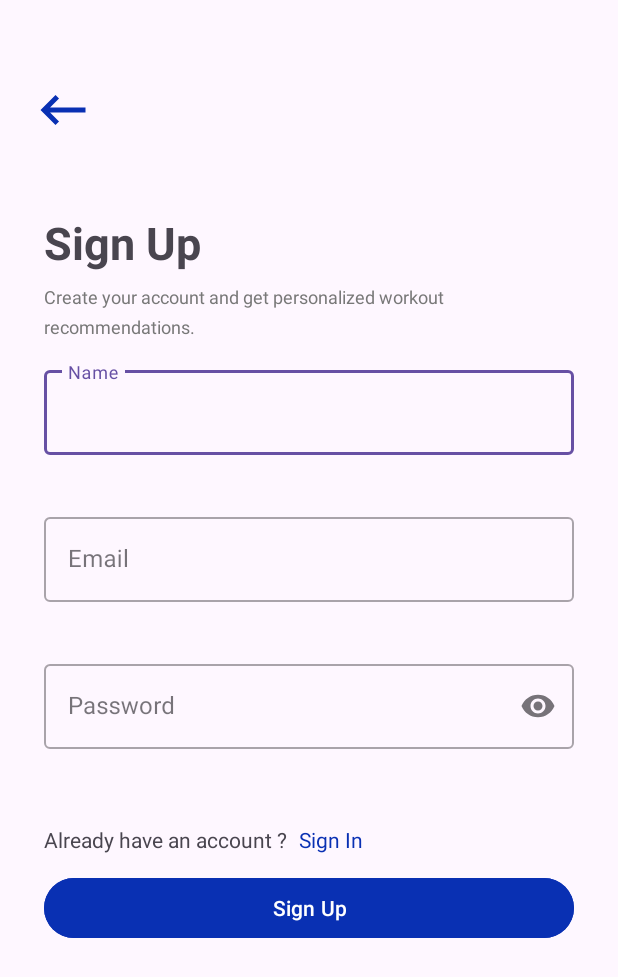
After one commit to Capstone-CH2-PS196/FitFans, an Android app: the RegisterActivity screen opened directly, with no data from a screen before it, on a phone screen of 412 x 824 dp. The commit adds this screen. Shown: the top 977 px of the screen. Run offline under Robolectric (Android 15) with nearby library versions, the phone set to English and light mode, and no system bars.

Commit message:
Added Welcome Page, Login Page, and Register Page

```diff
--- a/app/src/main/java/com/capstonech2/fitfans/MainActivity.kt
+++ b/app/src/main/java/com/capstonech2/fitfans/MainActivity.kt
@@ -6,7 +6,6 @@ import androidx.core.splashscreen.SplashScreen.Companion.installSplashScreen
 
 class MainActivity : AppCompatActivity() {
     override fun onCreate(savedInstanceState: Bundle?) {
-        installSplashScreen()
         super.onCreate(savedInstanceState)
         setContentView(R.layout.activity_main)
     }
--- /dev/null
+++ b/app/src/main/java/com/capstonech2/fitfans/ui/auth/register/RegisterActivity.kt
@@ -0,0 +1,32 @@
+package com.capstonech2.fitfans.ui.auth.register
+
+import android.content.Intent
+import androidx.appcompat.app.AppCompatActivity
+import android.os.Bundle
+import com.capstonech2.fitfans.databinding.ActivityRegisterBinding
+import com.capstonech2.fitfans.ui.auth.login.LoginActivity
+
+class RegisterActivity : AppCompatActivity() {
+
+    private lateinit var binding: ActivityRegisterBinding
+    override fun onCreate(savedInstanceState: Bundle?) {
+        super.onCreate(savedInstanceState)
+        binding = ActivityRegisterBinding.inflate(layoutInflater)
+        setContentView(binding.root)
+
+        onBack()
+        navigateToLogin()
+    }
+
+    private fun onBack(){
+        binding.registerButtonBack.setOnClickListener {
+            onBackPressedDispatcher.onBackPressed()
+        }
+    }
+
+    private fun navigateToLogin(){
+        binding.loginNavigation.setOnClickListener {
+            startActivity(Intent(this, LoginActivity::class.java))
+        }
+    }
+}
--- /dev/null
+++ b/app/src/main/res/drawable/ic_back.xml
@@ -0,0 +1,5 @@
+<vector android:autoMirrored="true" android:height="40dp"
+    android:tint="#0930B3" android:viewportHeight="24"
+    android:viewportWidth="24" android:width="40dp" xmlns:android="http://schemas.android.com/apk/res/android">
+    <path android:fillColor="@android:color/white" android:pathData="M21,11H6.83l3.58,-3.59L9,6l-6,6 6,6 1.41,-1.41L6.83,13H21z"/>
+</vector>
--- /dev/null
+++ b/app/src/main/res/layout/activity_register.xml
@@ -0,0 +1,162 @@
+<?xml version="1.0" encoding="utf-8"?>
+<androidx.constraintlayout.widget.ConstraintLayout xmlns:android="http://schemas.android.com/apk/res/android"
+    xmlns:app="http://schemas.android.com/apk/res-auto"
+    xmlns:tools="http://schemas.android.com/tools"
+    android:layout_width="match_parent"
+    android:layout_height="match_parent"
+    tools:context=".ui.auth.register.RegisterActivity">
+
+    <ImageButton
+        android:id="@+id/register_button_back"
+        android:layout_width="60dp"
+        android:layout_height="42dp"
+        android:layout_marginTop="52dp"
+        android:layout_marginStart="12dp"
+        android:background="@android:color/transparent"
+        android:contentDescription="@string/back"
+        android:src="@drawable/ic_back"
+        app:layout_constraintStart_toStartOf="parent"
+        app:layout_constraintTop_toTopOf="parent"
+        app:layout_constraintBottom_toTopOf="@id/register_title"/>
+
+    <TextView
+        android:id="@+id/register_title"
+        android:layout_width="wrap_content"
+        android:layout_height="wrap_content"
+        android:layout_marginTop="47dp"
+        android:layout_marginHorizontal="29dp"
+        android:text="@string/sign_up"
+        android:textSize="30sp"
+        android:textStyle="bold"
+        app:layout_constraintStart_toStartOf="parent"
+        app:layout_constraintTop_toBottomOf="@id/register_button_back"
+        app:layout_constraintBottom_toTopOf="@id/register_description"/>
+
+    <TextView
+        android:id="@+id/register_description"
+        android:layout_width="0dp"
+        android:layout_height="wrap_content"
+        android:layout_marginTop="7dp"
+        android:layout_marginHorizontal="29dp"
+        android:lineSpacingExtra="6sp"
+        android:maxLines="2"
+        android:text="@string/signup_description"
+        android:textColor="@color/gray_text"
+        android:textSize="12sp"
+        app:layout_constraintStart_toStartOf="parent"
+        app:layout_constraintEnd_toEndOf="parent"
+        app:layout_constraintTop_toBottomOf="@id/register_title"
+        app:layout_constraintBottom_toTopOf="@id/register_ed_name"/>
+
+    <com.google.android.material.textfield.TextInputLayout
+        android:id="@+id/register_ed_name"
+        style="@style/Widget.MaterialComponents.TextInputLayout.OutlinedBox"
+        android:layout_width="match_parent"
+        android:layout_height="wrap_content"
+        android:layout_marginTop="15dp"
+        android:layout_marginHorizontal="29dp"
+        android:hint="@string/name"
+        app:errorEnabled="true"
+        app:layout_constraintStart_toStartOf="parent"
+        app:layout_constraintEnd_toEndOf="parent"
+        app:layout_constraintTop_toBottomOf="@id/register_description"
+        app:layout_constraintBottom_toTopOf="@id/register_ed_email">
+
+        <com.google.android.material.textfield.TextInputEditText
+            android:layout_width="match_parent"
+            android:layout_height="wrap_content"
+            android:inputType="text"/>
+
+    </com.google.android.material.textfield.TextInputLayout>
+
+    <com.google.android.material.textfield.TextInputLayout
+        android:id="@+id/register_ed_email"
+        style="@style/Widget.MaterialComponents.TextInputLayout.OutlinedBox"
+        android:layout_width="match_parent"
+        android:layout_height="wrap_content"
+        android:layout_marginTop="15dp"
+        android:layout_marginHorizontal="29dp"
+        android:hint="@string/email"
+        app:errorEnabled="true"
+        app:layout_constraintStart_toStartOf="parent"
+        app:layout_constraintEnd_toEndOf="parent"
+        app:layout_constraintTop_toBottomOf="@id/register_ed_name"
+        app:layout_constraintBottom_toTopOf="@id/register_ed_password">
+
+        <com.google.android.material.textfield.TextInputEditText
+            android:layout_width="match_parent"
+            android:layout_height="wrap_content"
+            android:inputType="textEmailAddress"/>
+
+    </com.google.android.material.textfield.TextInputLayout>
+
+    <com.google.android.material.textfield.TextInputLayout
+        android:id="@+id/register_ed_password"
+        style="@style/Widget.MaterialComponents.TextInputLayout.OutlinedBox"
+        android:layout_width="match_parent"
+        android:layout_height="wrap_content"
+        android:layout_marginTop="15dp"
+        android:layout_marginHorizontal="29dp"
+        android:hint="@string/password"
+        app:errorEnabled="true"
+        app:endIconMode="password_toggle"
+        app:layout_constraintStart_toStartOf="parent"
+        app:layout_constraintEnd_toEndOf="parent"
+        app:layout_constraintTop_toBottomOf="@id/register_ed_email"
+        app:layout_constraintBottom_toTopOf="@id/register_message">
+
+        <com.google.android.material.textfield.TextInputEditText
+            android:layout_width="match_parent"
+            android:layout_height="wrap_content"
+            android:inputType="textPassword"/>
+
+    </com.google.android.material.textfield.TextInputLayout>
+
+
+    <TextView
+        android:id="@+id/register_message"
+        android:layout_width="wrap_content"
+        android:layout_height="wrap_content"
+        android:text="@string/signup_message"
+        android:layout_marginTop="30dp"
+        android:layout_marginHorizontal="29dp"
+        app:layout_constraintStart_toStartOf="parent"
+        app:layout_constraintEnd_toStartOf="@id/login_navigation"
+        app:layout_constraintTop_toBottomOf="@id/register_ed_password"
+        app:layout_constraintBottom_toTopOf="@id/button_register"/>
+
+    <TextView
+        android:id="@+id/login_navigation"
+        android:layout_width="wrap_content"
+        android:layout_height="wrap_content"
+        android:layout_marginStart="8dp"
+        android:text="@string/sign_in"
+        android:textColor="@color/primary"
+        app:layout_constraintStart_toEndOf="@id/register_message"
+        app:layout_constraintTop_toTopOf="@id/register_message"/>
+
+    <Button
+        android:id="@+id/button_register"
+        android:backgroundTint="@color/primary"
+        android:layout_width="0dp"
+        android:layout_height="wrap_content"
+        android:layout_marginTop="12dp"
+        android:layout_marginHorizontal="29dp"
+        android:text="@string/sign_up"
+        app:layout_constraintStart_toStartOf="parent"
+        app:layout_constraintEnd_toEndOf="parent"
+        app:layout_constraintTop_toBottomOf="@id/register_message"/>
+
+    <ProgressBar
+        style="?android:attr/progressBarStyle"
+        android:id="@+id/progress_bar_register"
+        android:layout_width="wrap_content"
+        android:layout_height="wrap_content"
+        android:visibility="gone"
+        app:layout_constraintTop_toTopOf="parent"
+        app:layout_constraintBottom_toBottomOf="parent"
+        app:layout_constraintStart_toStartOf="parent"
+        app:layout_constraintEnd_toEndOf="parent"
+        tools:visibility="visible"/>
+
+</androidx.constraintlayout.widget.ConstraintLayout>
--- a/app/src/main/res/values-night/themes.xml
+++ b/app/src/main/res/values-night/themes.xml
@@ -1,7 +1,12 @@
 <resources xmlns:tools="http://schemas.android.com/tools">
     <!-- Base application theme. -->
     <style name="Base.Theme.Fitfans" parent="Theme.Material3.DayNight.NoActionBar">
-        <!-- Customize your dark theme here. -->
         <!-- <item name="colorPrimary">@color/my_dark_primary</item> -->
     </style>
+    <!-- Splash Screen Settings -->
+    <style name="Theme.App.Starting" parent="Theme.SplashScreen">
+        <item name="windowSplashScreenBackground">@color/white</item>
+        <item name="windowSplashScreenAnimatedIcon">@drawable/fitfans</item>
+        <item name="postSplashScreenTheme">@style/Theme.Fitfans</item>
+    </style>
 </resources>
--- a/app/src/main/res/values/colors.xml
+++ b/app/src/main/res/values/colors.xml
@@ -2,4 +2,10 @@
 <resources>
     <color name="black">#FF000000</color>
     <color name="white">#FFFFFFFF</color>
+
+    <color name="primary">#0930B3</color>
+    <color name="primary_variant">#142767</color>
+    <color name="secondary">#DADADA</color>
+
+    <color name="gray_text">#787878</color>
 </resources>
--- a/app/src/main/res/values/strings.xml
+++ b/app/src/main/res/values/strings.xml
@@ -1,3 +1,25 @@
 <resources>
+
     <string name="app_name">Fitfans</string>
+
+    <!--Welcome Page-->
+    <string name="welcome_image">Welcome Page Image</string>
+    <string name="welcome_title">Welcome to FitFans</string>
+    <string name="welcome_description">Step into a world of fitness with FitFans. Get ready to explore gym equipment and receive usage recommendations for your workouts.</string>
+
+    <!--login & register-->
+    <string name="sign_in">Sign In</string>
+    <string name="signin_description">Welcome back, Please log in to continue your fitness journey.</string>
+    <string name="signin_message">Don’t have an account ?</string>
+    <string name="signin_google">Sign In with Google</string>
+    <string name="sign_up">Sign Up</string>
+    <string name="signup_description">Create your account and get personalized workout recommendations.</string>
+    <string name="signup_message">Already have an account ?</string>
+    <string name="back">Back</string>
+    <string name="name">Name</string>
+    <string name="email">Email</string>
+    <string name="password">Password</string>
+    <string name="login">Login</string>
+    <string name="register">Register</string>
+
 </resources>
--- a/app/src/main/res/values/themes.xml
+++ b/app/src/main/res/values/themes.xml
@@ -1,7 +1,6 @@
 <resources xmlns:tools="http://schemas.android.com/tools">
     <!-- Base application theme. -->
     <style name="Base.Theme.Fitfans" parent="Theme.Material3.DayNight.NoActionBar">
-        <!-- Customize your light theme here. -->
         <!-- <item name="colorPrimary">@color/my_light_primary</item> -->
     </style>
 
```
Also changed, not shown: app/src/main/AndroidManifest.xml (+9 -1 lines), app/src/main/java/com/capstonech2/fitfans/ui/auth/login/LoginActivity.kt (added, +32 -0 lines), app/src/main/java/com/capstonech2/fitfans/ui/welcomepage/WelcomePageActivity.kt (added, +35 -0 lines), app/src/main/res/layout/activity_login.xml (added, +163 -0 lines), app/src/main/res/layout/activity_welcome_page.xml (added, +54 -0 lines), app/src/main/res/drawable/login_or_vector.png (added), app/src/main/res/drawable/welcome_page_vector.png (added).
